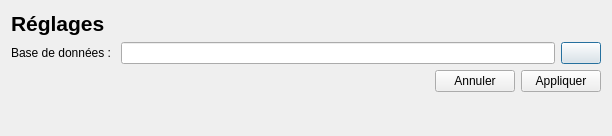
Qt form GUI/settings.ui (samueldrouin/PyGuide) before a commit.
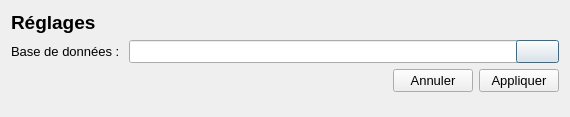
The same form after that commit. Icons and pictures are not drawn.

Commit message: Changement de la police pour Segoe UI pour une meilleure apparence sur Windows

```diff
--- a/GUI/settings.ui
+++ b/GUI/settings.ui
@@ -6,10 +6,22 @@
    <rect>
     <x>0</x>
     <y>0</y>
-    <width>612</width>
-    <height>136</height>
+    <width>570</width>
+    <height>117</height>
    </rect>
   </property>
+  <property name="minimumSize">
+   <size>
+    <width>570</width>
+    <height>117</height>
+   </size>
+  </property>
+  <property name="font">
+   <font>
+    <family>Segoe UI</family>
+    <pointsize>10</pointsize>
+   </font>
+  </property>
   <property name="windowTitle">
    <string>Réglages</string>
   </property>
@@ -18,7 +30,7 @@
     <widget class="QLabel" name="label">
      <property name="font">
       <font>
-       <pointsize>16</pointsize>
+       <pointsize>14</pointsize>
        <weight>75</weight>
        <bold>true</bold>
       </font>
```
The commit also changes 19 other files.
